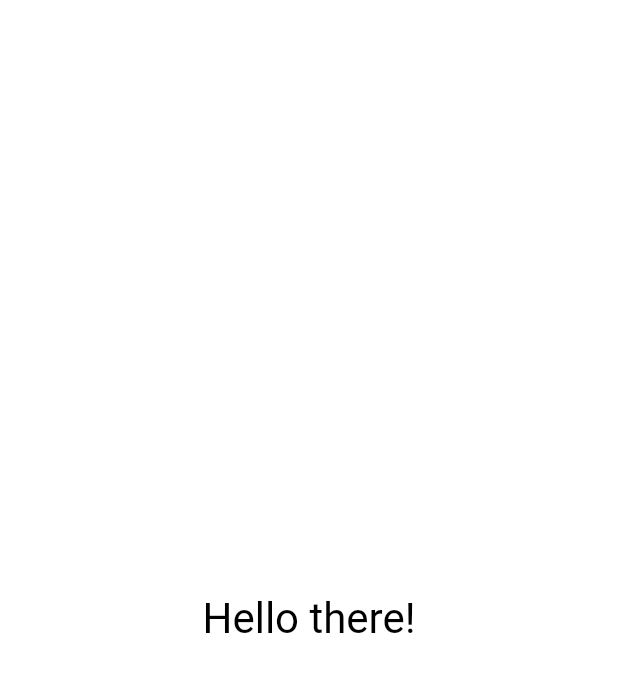
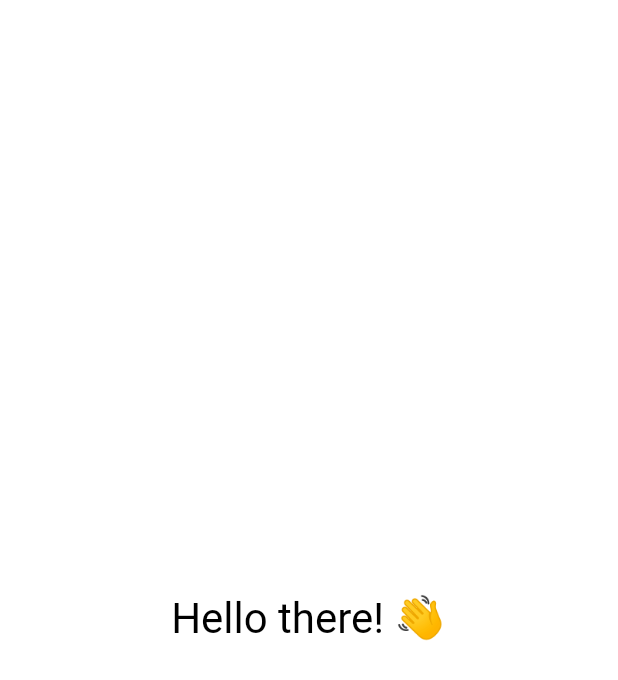
Before and after one commit to Moaz-Javed-Khan/solid_software_test_app, a Flutter app: the screen it shows after launch, on a phone screen of 412 x 824 dp. Shown: the top 680 px of the screen. Run offline on Flutter 3.47's test engine with Material 2 defaults, Android fonts, the phone set to English and light mode, and no system bars.

Commit message:
Implemented DRY

```diff
--- a/lib/presentation/app.dart
+++ b/lib/presentation/app.dart
@@ -1,5 +1,6 @@
 import 'package:flutter/material.dart';
 import 'package:solid_software_test_app/presentation/home_page.dart';
+import 'package:solid_software_test_app/utils/constants.dart';
 
 /// Main class that will run when app is started
 class App extends StatelessWidget {
@@ -9,7 +10,7 @@ class App extends StatelessWidget {
   @override
   Widget build(BuildContext context) {
     return MaterialApp(
-      key: const Key("app_key"),
+      key: appKey,
       debugShowCheckedModeBanner: false,
       home: HomePage(),
     );
--- a/lib/presentation/home_page.dart
+++ b/lib/presentation/home_page.dart
@@ -1,5 +1,6 @@
 import 'package:flutter/material.dart';
 import 'package:solid_software_test_app/data/random_color_generator.dart';
+import 'package:solid_software_test_app/utils/constants.dart';
 
 /// Home page where random background color change can be seen
 class HomePage extends StatefulWidget {
@@ -16,41 +17,21 @@ class HomePage extends StatefulWidget {
 class _HomePageState extends State<HomePage> {
   Color _backgroundColor = Colors.white;
 
-  final _luminanceLimit = 0.5;
-
-  final _textScaleSmall = 1.0;
-  final _textScaleLarge = 2.0;
-
-  final _textSizeSmall = 14.0;
-  final _textSizeLarge = 28.0;
-
-  var _large = false;
+  bool _isLarge = false;
 
   @override
   Widget build(BuildContext context) {
     return Scaffold(
-      key: const Key("home_page_key"),
+      key: homePageKey,
       backgroundColor: _backgroundColor,
       body: InkWell(
         onTap: () {
           _changeBackgroundColor();
           _controlAnimation();
         },
-        child: Center(
-          child: AnimatedScale(
-            scale: _large ? _textScaleSmall : _textScaleLarge,
-            curve: Curves.elasticOut,
-            duration: const Duration(seconds: 1),
-            child: Text(
-              'Hello there!',
-              style: TextStyle(
-                fontSize: _large ? _textSizeLarge : _textSizeSmall,
-                color: _backgroundColor.computeLuminance() > _luminanceLimit
-                    ? Colors.black
-                    : Colors.white,
-              ),
-            ),
-          ),
+        child: AnimatedText(
+          isLarge: _isLarge,
+          luminance: _backgroundColor.computeLuminance(),
         ),
       ),
     );
@@ -62,5 +43,58 @@ class _HomePageState extends State<HomePage> {
     });
   }
 
-  void _controlAnimation() => setState(() => _large = !_large);
+  void _controlAnimation() => setState(() => _isLarge = !_isLarge);
 }
+
+///Used to animate text
+class AnimatedText extends StatefulWidget {
+  ///Variable to check text Size
+  final bool isLarge;
+
+  ///Variable to check background color luminance
+  final double luminance;
+
+  ///Constructor of AnimatedText
+  const AnimatedText({
+    super.key,
+    required this.isLarge,
+    required this.luminance,
+  });
+
+  @override
+  State<AnimatedText> createState() => _AnimatedTextState();
+}
+
+class _AnimatedTextState extends State<AnimatedText> {
+  final _luminanceLimit = 0.5;
+
+  final _textScaleSmall = 1.0;
+  final _textScaleLarge = 2.0;
+
+  final _textSizeSmall = 14.0;
+  final _textSizeLarge = 28.0;
+
+  Color get _textColor =>
+      widget.luminance > _luminanceLimit ? Colors.black : Colors.white;
+
+  double get _fontSize => widget.isLarge ? _textSizeLarge : _textSizeSmall;
+
+  double get _scale => widget.isLarge ? _textScaleSmall : _textScaleLarge;
+
+  Duration get _duration => const Duration(seconds: 1);
+
+  @override
+  Widget build(BuildContext context) {
+    return Center(
+      child: AnimatedScale(
+        scale: _scale,
+        curve: Curves.elasticOut,
+        duration: _duration,
+        child: Text(
+          helloThereText,
+          style: TextStyle(fontSize: _fontSize, color: _textColor),
+        ),
+      ),
+    );
+  }
+}
--- /dev/null
+++ b/lib/utils/constants.dart
@@ -0,0 +1,10 @@
+import 'package:flutter/foundation.dart' show Key;
+
+///Text in the middle of Home Page
+const helloThereText = 'Hello there! 👋';
+
+///Key of a Home Page
+const homePageKey = Key("home_page_key");
+
+///Key of App widget
+const appKey = Key("app_key");
```
Also changed, not shown: 2 other files.
